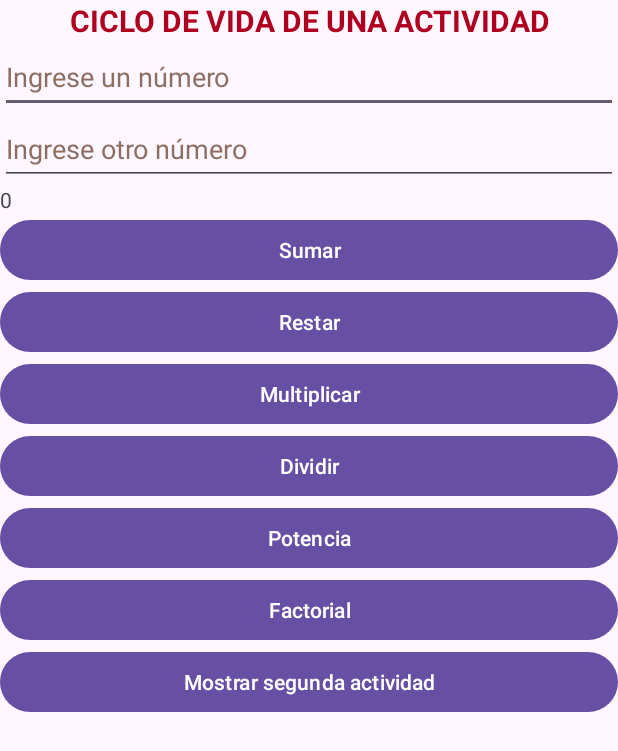
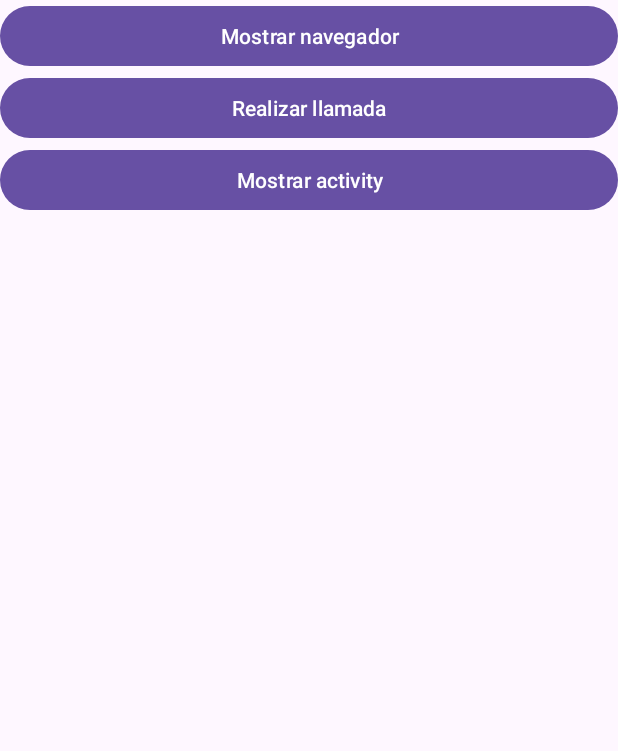
Before and after one commit to clayaldas/App_003, an Android app: the screen it shows after launch (SecondActivity before the commit, FirstActivity after it), on a phone screen of 412 x 824 dp. Shown: the top 751 px of the screen. Run offline under Robolectric (Android 15) with nearby library versions, the phone set to English and light mode, and no system bars.

Commit message:
Fin clase del martes 18 de octubre de 2023

```diff
--- a/app/src/main/AndroidManifest.xml
+++ b/app/src/main/AndroidManifest.xml
@@ -13,13 +13,17 @@
         android:theme="@style/Theme.App_003"
         tools:targetApi="31">
         <activity
+            android:name=".SecondActivity"
+
+            android:exported="false" />
+        <activity
             android:name=".ThirdActivity"
             android:exported="false" />
         <activity
             android:name=".MainActivity"
             android:exported="false" />
         <activity
-            android:name=".SecondActivity"
+            android:name=".FirstActivity"
             android:exported="true">
             <intent-filter>
                 <action android:name="android.intent.action.MAIN" />
--- /dev/null
+++ b/app/src/main/java/uta/fisei/app_003/FirstActivity.java
@@ -0,0 +1,64 @@
+package uta.fisei.app_003;
+
+import androidx.appcompat.app.AppCompatActivity;
+
+import android.app.UiAutomation;
+import android.content.Intent;
+import android.net.Uri;
+import android.os.Bundle;
+import android.view.Menu;
+import android.view.View;
+import android.widget.Toast;
+
+public class FirstActivity extends AppCompatActivity {
+
+    @Override
+    protected void onCreate(Bundle savedInstanceState) {
+        super.onCreate(savedInstanceState);
+        setContentView(R.layout.activity_first);
+    }
+
+    public void onClickButtonBrowser(View view) {
+        Intent intent = new Intent(Intent.ACTION_VIEW, Uri.parse("http://www.google.com"));
+        startActivity(intent);
+    }
+
+    public void onClickButtonCallPhone (View view) {
+        Intent intent = new Intent(Intent.ACTION_DIAL, Uri.parse("tel:+593958"));
+        startActivity(intent);
+    }
+
+    public void onClickButtonGoogleMaps (View view) {
+
+        Uri uri = Uri.parse("geo:37.2202, -100.202");
+        Intent intent = new Intent(Intent.ACTION_VIEW, uri);
+        startActivity(intent);
+
+      //intent.setPackage("com.google.android.apps.maps");
+
+        /*
+        if (intent.resolveActivity(getPackageManager()) != null)
+        {
+            startActivity(intent);
+        }
+        else
+        {
+            Toast.makeText(this, "No se puede mostrar el mapa",
+                    Toast.LENGTH_SHORT).show();
+        }
+
+*/
+
+    }
+    public void onClickShowMainActivity(View view) {
+        Intent intent = new Intent(this, MainActivity.class);
+        startActivity(intent);
+    }
+
+    @Override
+    public boolean onCreateOptionsMenu(Menu menu) {
+        getMenuInflater().inflate(R.menu.menu_principal, menu);
+        return true;
+        //return super.onCreateOptionsMenu(menu);
+    }
+}
--- /dev/null
+++ b/app/src/main/res/layout/activity_first.xml
@@ -0,0 +1,29 @@
+<?xml version="1.0" encoding="utf-8"?>
+<LinearLayout xmlns:android="http://schemas.android.com/apk/res/android"
+    xmlns:app="http://schemas.android.com/apk/res-auto"
+    xmlns:tools="http://schemas.android.com/tools"
+    android:layout_width="match_parent"
+    android:layout_height="match_parent"
+    android:orientation="vertical"
+    tools:context=".FirstActivity">
+
+    <Button
+        android:id="@+id/button2"
+        android:layout_width="match_parent"
+        android:layout_height="wrap_content"
+        android:onClick="onClickButtonGoogleMaps"
+        android:text="@string/button_browser_text" />
+
+    <Button
+        android:id="@+id/button3"
+        android:layout_width="match_parent"
+        android:layout_height="wrap_content"
+        android:onClick="onClickButtonCallPhone"
+        android:text="@string/button_call_phone_text" />
+
+    <Button
+        android:id="@+id/button4"
+        android:layout_width="match_parent"
+        android:layout_height="wrap_content"
+        android:text="@string/button_show_main_activity_text" />
+</LinearLayout>
--- /dev/null
+++ b/app/src/main/res/menu/menu_principal.xml
@@ -0,0 +1,8 @@
+<?xml version="1.0" encoding="utf-8"?>
+<menu xmlns:android="http://schemas.android.com/apk/res/android">
+
+    <item android:id="@+id/menuFile" android:title="@string/menu_file_"/>
+    <item android:id="@+id/menuAbout" android:title="@string/menu_about"/>
+    <item android:id="@+id/menuFinish" android:title="@string/menu_finish"/>
+
+</menu>
--- /dev/null
+++ b/app/src/main/res/menu/menu_secondary.xml
@@ -0,0 +1,4 @@
+<?xml version="1.0" encoding="utf-8"?>
+<menu xmlns:android="http://schemas.android.com/apk/res/android">
+
+</menu>
--- a/app/src/main/res/values/strings.xml
+++ b/app/src/main/res/values/strings.xml
@@ -18,5 +18,16 @@
     <string name="button_show_second_activity_text">Mostrar segunda actividad</string>
     <string name="button_show_third_activity">Mostrar tercer activity</string>
 
+    <string name="textview_list_text">Lista de valores</string>
+    <string name="button_browser_text">Mostrar navegador</string>
+    <string name="button_call_phone_text">Realizar llamada</string>
+    <string name="button_show_main_activity_text">Mostrar activity</string>
+
+    <string name="menu_file_">Archivo</string>
+    <string name="menu_file_show_browser">Mostrar navegador</string>
+    <string name="menu_file_call_phone">Realizar llamada</string>
+    <string name="menu_about">Acerca de</string>
+    <string name="menu_finish">Cerrar</string>
+
 
 </resources>
```
Also changed, not shown: app/src/main/java/uta/fisei/app_003/MainActivity.java (+43 -1 lines), app/src/main/java/uta/fisei/app_003/ThirdActivity.java (+50 -0 lines), app/src/main/res/layout/activity_third.xml (+24 -2 lines).
